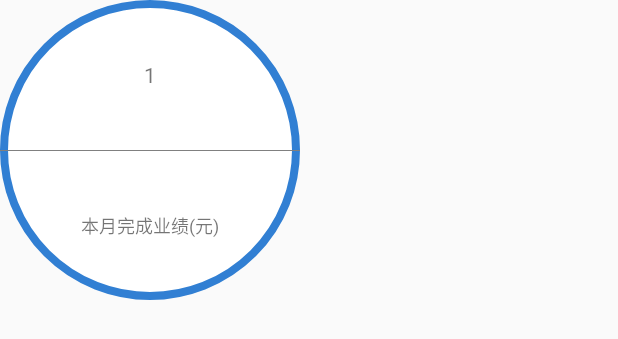
After one commit to wartstone/dagger2, an Android app: the layout layout_workdboard.xml on its own in the app's theme, with its tools: preview values and no code run, on a phone screen of 412 x 824 dp. The commit adds this screen. Shown: the top 339 px of the screen. Run offline under Robolectric (Android 15) with nearby library versions, the phone set to English and light mode, and no system bars.

Commit message:
添加WorkBoardLayout.

```diff
--- a/app/src/main/java/com/vertical/app/base/BaseCatActivity.java
+++ b/app/src/main/java/com/vertical/app/base/BaseCatActivity.java
@@ -28,6 +28,8 @@ import butterknife.Unbinder;
  */
 
 public abstract class BaseCatActivity<T extends BasePresenter> extends BaseAutoActivity implements BaseView<T> {
+    protected final String TAG = getClass().getSimpleName();
+
     @Inject
     protected T mPresenter;
     private Unbinder mUnBinder;
--- a/app/src/main/java/com/vertical/app/module/home/HomeActivity.java
+++ b/app/src/main/java/com/vertical/app/module/home/HomeActivity.java
@@ -70,11 +70,11 @@ public class HomeActivity extends BaseCatActivity {
                 case 0:
                     return mMemberFragment;
                 case 1:
-                    return mMineFragment;
+                    return mWorkFragment;
                 case 2:
                     return mIntelFragment;
                 case 3:
-                    return mWorkFragment;
+                    return mMineFragment;
                 default:
                     return null;
             }
--- a/app/src/main/java/com/vertical/app/module/home/HomeWorkFragment.java
+++ b/app/src/main/java/com/vertical/app/module/home/HomeWorkFragment.java
@@ -22,8 +22,5 @@ public class HomeWorkFragment extends BaseFragment {
 
     }
 
-    @OnClick(R.id.tv_createOrder)
-    public void onCreateOrder() {
-        launchScreen(CreateOrderActivity.class);
-    }
+
 }
--- /dev/null
+++ b/app/src/main/res/drawable/bg_circle_withborder.xml
@@ -0,0 +1,5 @@
+<?xml version="1.0" encoding="utf-8"?>
+<shape xmlns:android="http://schemas.android.com/apk/res/android" android:shape="oval">
+    <solid android:color="@color/white"/>
+    <stroke android:color="@color/pie_chart_other" android:width="8px"/>
+</shape>
--- /dev/null
+++ b/app/src/main/res/layout/layout_workdboard.xml
@@ -0,0 +1,38 @@
+<?xml version="1.0" encoding="utf-8"?>
+<LinearLayout xmlns:android="http://schemas.android.com/apk/res/android"
+    android:orientation="vertical" android:layout_width="match_parent"
+    android:layout_height="match_parent">
+
+    <LinearLayout
+        android:layout_width="200dip"
+        android:layout_height="200dip"
+        android:orientation="vertical"
+        android:background="@drawable/bg_circle_withborder">
+
+        <TextView
+            android:id="@+id/month_output"
+            android:layout_width="wrap_content"
+            android:layout_height="wrap_content"
+            android:layout_gravity="center_horizontal"
+            android:gravity="center"
+            android:layout_weight="1"
+            android:text="1"/>
+
+        <View
+            android:layout_width="match_parent"
+            android:layout_height="1px"
+            android:layout_gravity="center"
+            android:background="@color/gray"/>
+
+        <TextView
+            android:layout_width="wrap_content"
+            android:layout_height="wrap_content"
+            android:layout_gravity="center_horizontal"
+            android:layout_weight="1"
+            android:textSize="12sp"
+            android:gravity="center"
+            android:text="本月完成业绩(元)"/>
+
+    </LinearLayout>
+
+</LinearLayout>
```
Also changed, not shown: app/src/main/java/com/vertical/app/bean/OrderBean.java (+2 -5 lines), app/src/main/java/com/vertical/app/common/widget/WorkBoardLayout.java (added, +53 -0 lines), app/src/main/java/com/vertical/app/module/home/HomeMineFragment.java (+7 -0 lines), app/src/main/java/com/vertical/app/module/transaction/CreateOrderActivity.java (+4 -4 lines), app/src/main/res/layout/fragment_mine.xml (+11 -1 lines), app/src/main/res/layout/fragment_work.xml (+6 -14 lines), app/src/main/res/values/colors.xml (+76 -0 lines).
